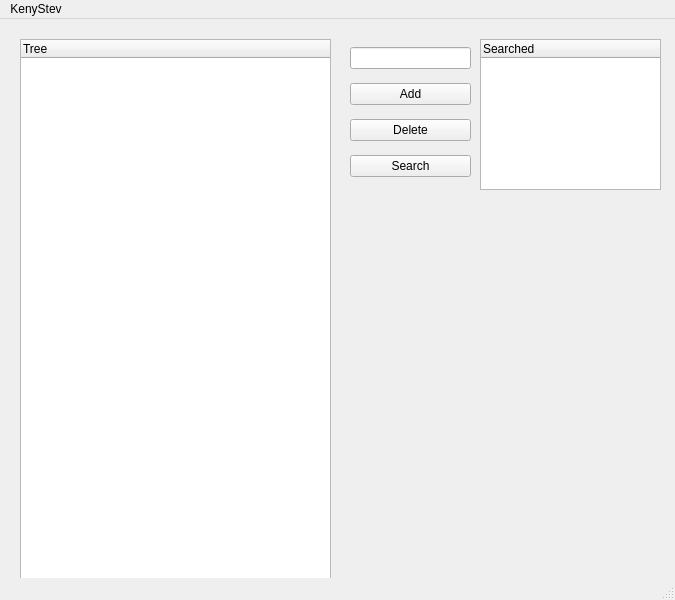
KenyStev/Structure-HW-P1, file Tarea-8/tree.ui: the form before one commit.
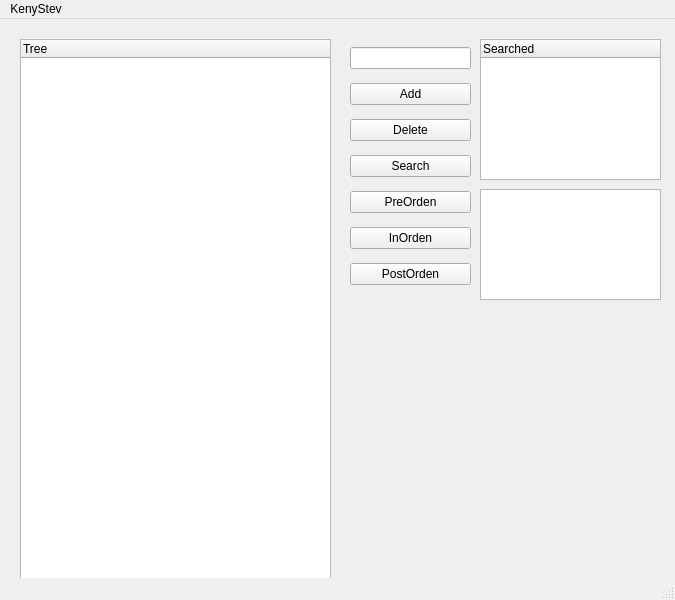
The form after the commit.

```diff
--- a/Tarea-8/tree.ui
+++ b/Tarea-8/tree.ui
@@ -35,7 +35,7 @@
       <x>480</x>
       <y>20</y>
       <width>181</width>
-      <height>151</height>
+      <height>141</height>
      </rect>
     </property>
     <column>
@@ -44,13 +44,13 @@
      </property>
     </column>
    </widget>
-   <widget class="QWidget" name="">
+   <widget class="QWidget" name="layoutWidget">
     <property name="geometry">
      <rect>
       <x>350</x>
       <y>20</y>
       <width>121</width>
-      <height>146</height>
+      <height>257</height>
      </rect>
     </property>
     <layout class="QVBoxLayout" name="verticalLayout">
@@ -78,8 +78,48 @@
        </property>
       </widget>
      </item>
+     <item>
+      <widget class="QPushButton" name="btnPreOrden">
+       <property name="text">
+        <string>PreOrden</string>
+       </property>
+      </widget>
+     </item>
+     <item>
+      <widget class="QPushButton" name="btnInOrden">
+       <property name="text">
+        <string>InOrden</string>
+       </property>
+      </widget>
+     </item>
+     <item>
+      <widget class="QPushButton" name="btnPostOrden">
+       <property name="text">
+        <string>PostOrden</string>
+       </property>
+      </widget>
+     </item>
     </layout>
    </widget>
+   <widget class="QTextEdit" name="textOrder">
+    <property name="geometry">
+     <rect>
+      <x>480</x>
+      <y>170</y>
+      <width>181</width>
+      <height>111</height>
+     </rect>
+    </property>
+   </widget>
+   <zorder>tree</zorder>
+   <zorder>treeSearched</zorder>
+   <zorder>layoutWidget</zorder>
+   <zorder>btnPreOrden</zorder>
+   <zorder>btnInOrden</zorder>
+   <zorder>btnPostOrden</zorder>
+   <zorder>btnPostOrden</zorder>
+   <zorder>btnInOrden</zorder>
+   <zorder>textOrder</zorder>
   </widget>
   <widget class="QMenuBar" name="menubar">
    <property name="geometry">
```
